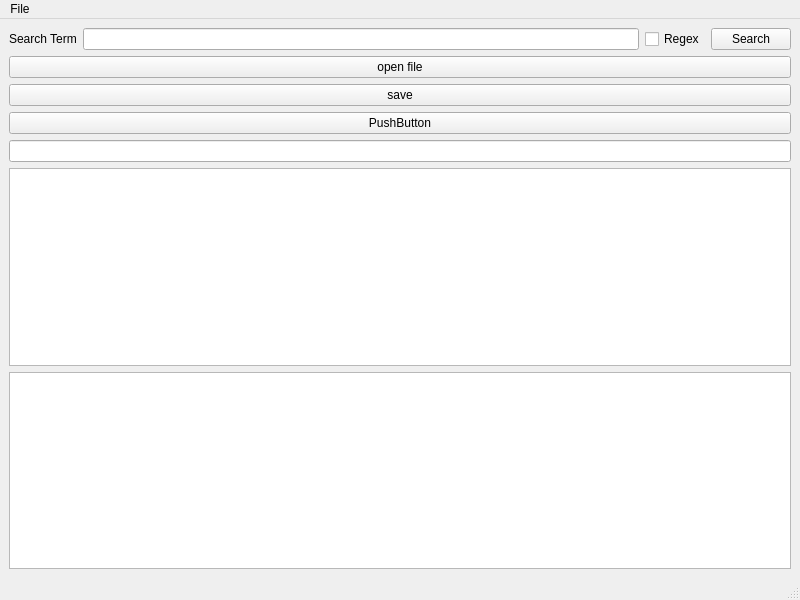
First picture: the form in referred-coursework-c1r-twennekers-main/tasks/TaskB/mainwindow.ui, repository FeintWitch/COMP1000-Referred-, before the edit.
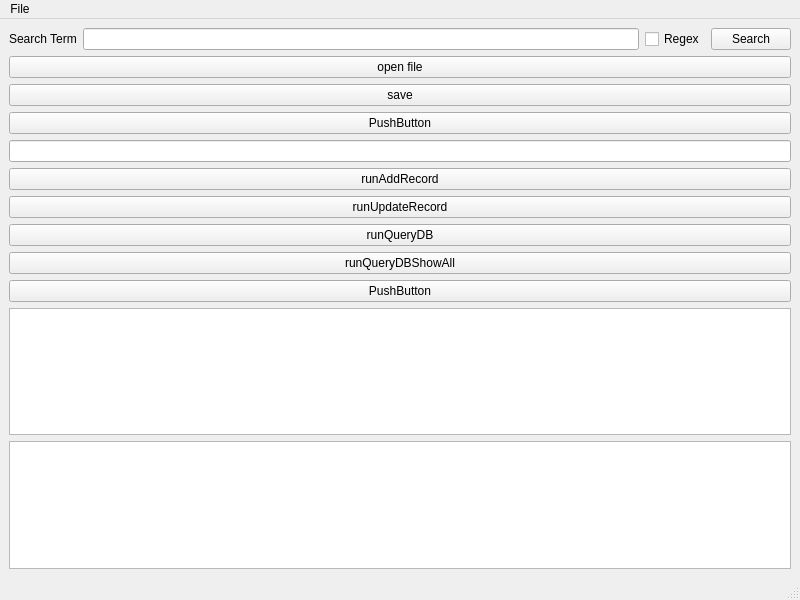
Second picture: the form after the edit.

```diff
--- a/referred-coursework-c1r-twennekers-main/tasks/TaskB/mainwindow.ui
+++ b/referred-coursework-c1r-twennekers-main/tasks/TaskB/mainwindow.ui
@@ -67,6 +67,41 @@
     <item>
      <widget class="QLineEdit" name="searchLineEdit"/>
     </item>
+    <item>
+     <widget class="QPushButton" name="runAddRecordButton">
+      <property name="text">
+       <string>runAddRecord</string>
+      </property>
+     </widget>
+    </item>
+    <item>
+     <widget class="QPushButton" name="runUpdateRecordButton">
+      <property name="text">
+       <string>runUpdateRecord</string>
+      </property>
+     </widget>
+    </item>
+    <item>
+     <widget class="QPushButton" name="runQueryDBButton">
+      <property name="text">
+       <string>runQueryDB</string>
+      </property>
+     </widget>
+    </item>
+    <item>
+     <widget class="QPushButton" name="runQueryDBShowAllButton">
+      <property name="text">
+       <string>runQueryDBShowAll</string>
+      </property>
+     </widget>
+    </item>
+    <item>
+     <widget class="QPushButton" name="pushButton_5">
+      <property name="text">
+       <string>PushButton</string>
+      </property>
+     </widget>
+    </item>
     <item>
      <widget class="QTextBrowser" name="resultsTextEdit"/>
     </item>
```
